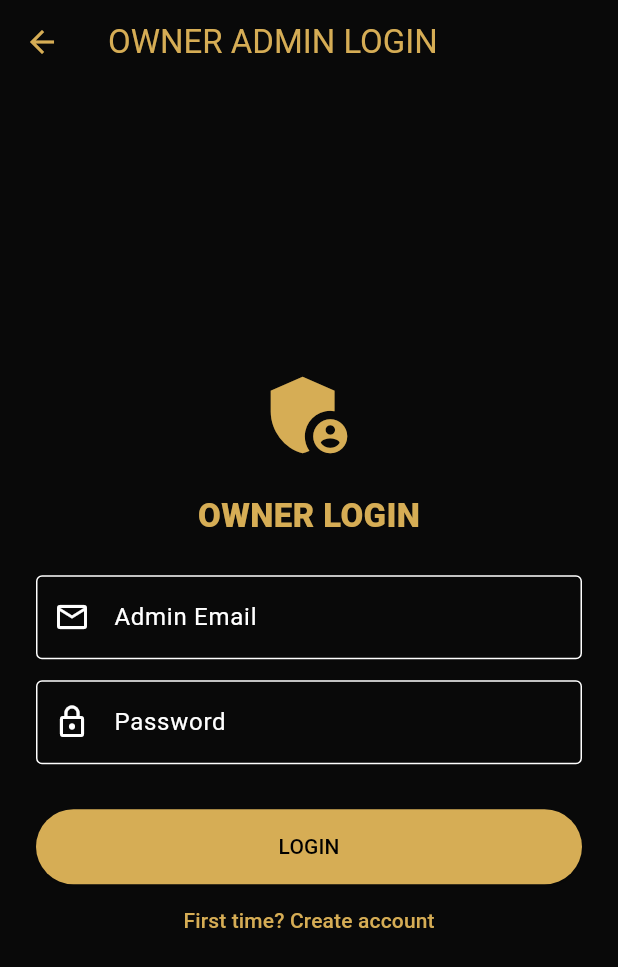
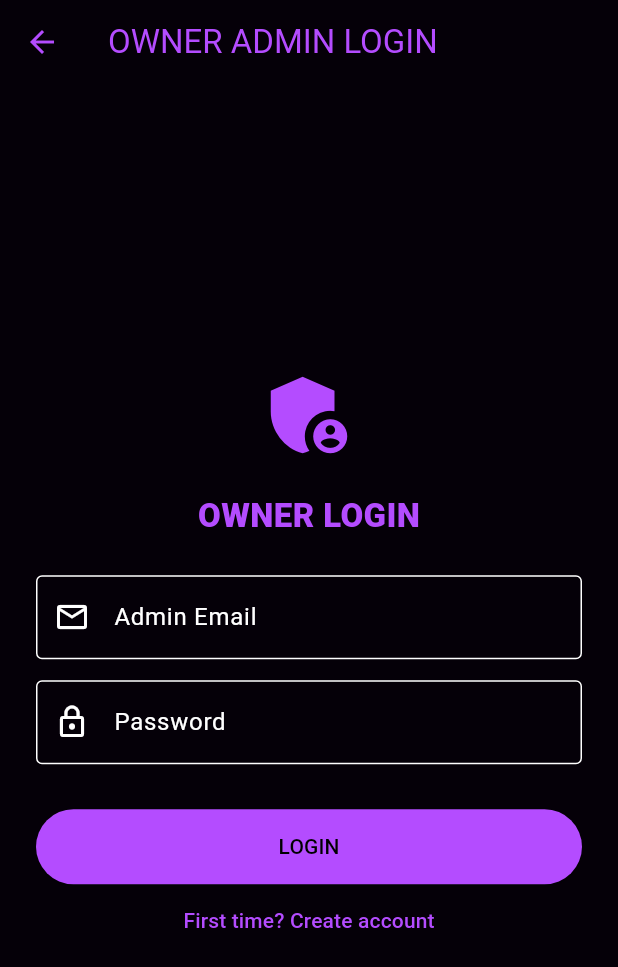
Before and after one commit to ujjwaldhama/stranger-connect-app, a Flutter app: the AdminAccessScreen screen opened directly, on a phone screen of 412 x 824 dp. Shown: the top 967 px of the screen. Run offline on Flutter 3.47's test engine with Material 3 defaults, Android fonts, the phone set to English and light mode, and no system bars; our stand-ins replace cloud_firestore, firebase_auth, firebase_core, google_sign_in; accounts and stored records are empty.

Commit message:
Update main.dart

```diff
--- a/lib/main.dart
+++ b/lib/main.dart
@@ -8,9 +8,9 @@ import 'package:firebase_auth/firebase_auth.dart';
 import 'package:cloud_firestore/cloud_firestore.dart';
 import 'package:google_sign_in/google_sign_in.dart';
 
-const gold = Color(0xFFD6AD55);
-const bg = Color(0xFF090909);
-const panel = Color(0xFF171717);
+const gold = Color(0xFFB44CFF);
+const bg = Color(0xFF050008);
+const panel = Color(0xFF160B20);
 
 final db = FirebaseFirestore.instance;
 final auth = FirebaseAuth.instance;
```
